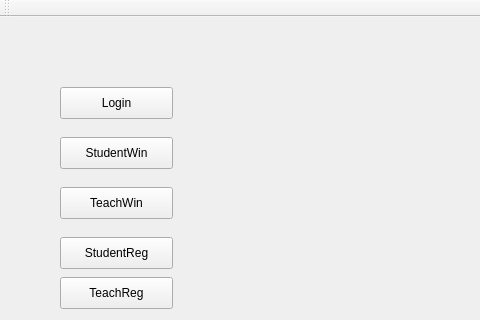
This is view.ui in DatabasesWorks/Stacked_EducationalPlatform as Qt 5 draws it before an edit; both pictures show x 0 to 480 and y 0 to 320 of the 640 by 480 pixel window. The edited form follows.
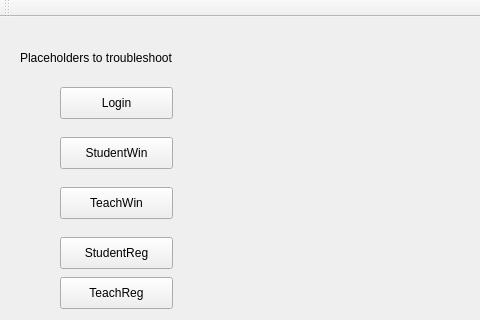
This is the edited form.

Commit message: set minimum size for application

The edit to the form file:
```diff
--- a/view.ui
+++ b/view.ui
@@ -10,6 +10,12 @@
     <height>480</height>
    </rect>
   </property>
+  <property name="minimumSize">
+   <size>
+    <width>300</width>
+    <height>400</height>
+   </size>
+  </property>
   <property name="windowTitle">
    <string>View</string>
   </property>
@@ -79,6 +85,19 @@
      <string>TeachReg</string>
     </property>
    </widget>
+   <widget class="QLabel" name="label">
+    <property name="geometry">
+     <rect>
+      <x>20</x>
+      <y>0</y>
+      <width>181</width>
+      <height>81</height>
+     </rect>
+    </property>
+    <property name="text">
+     <string>Placeholders to troubleshoot</string>
+    </property>
+   </widget>
   </widget>
   <widget class="QMenuBar" name="menuBar">
    <property name="geometry">
```
